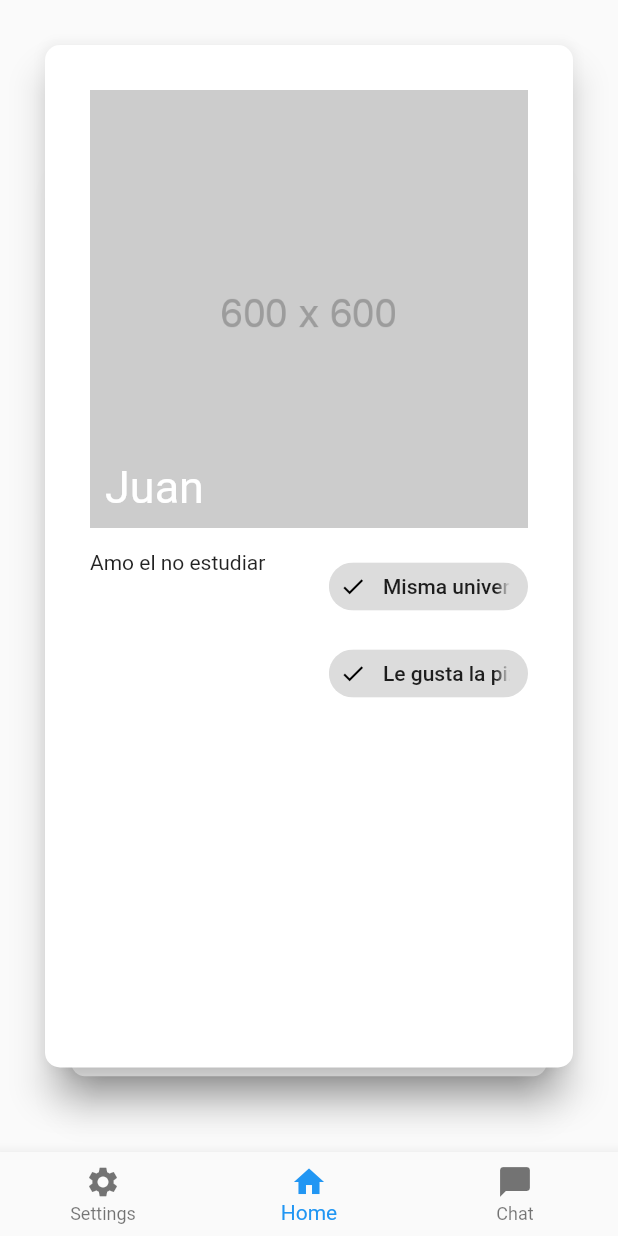
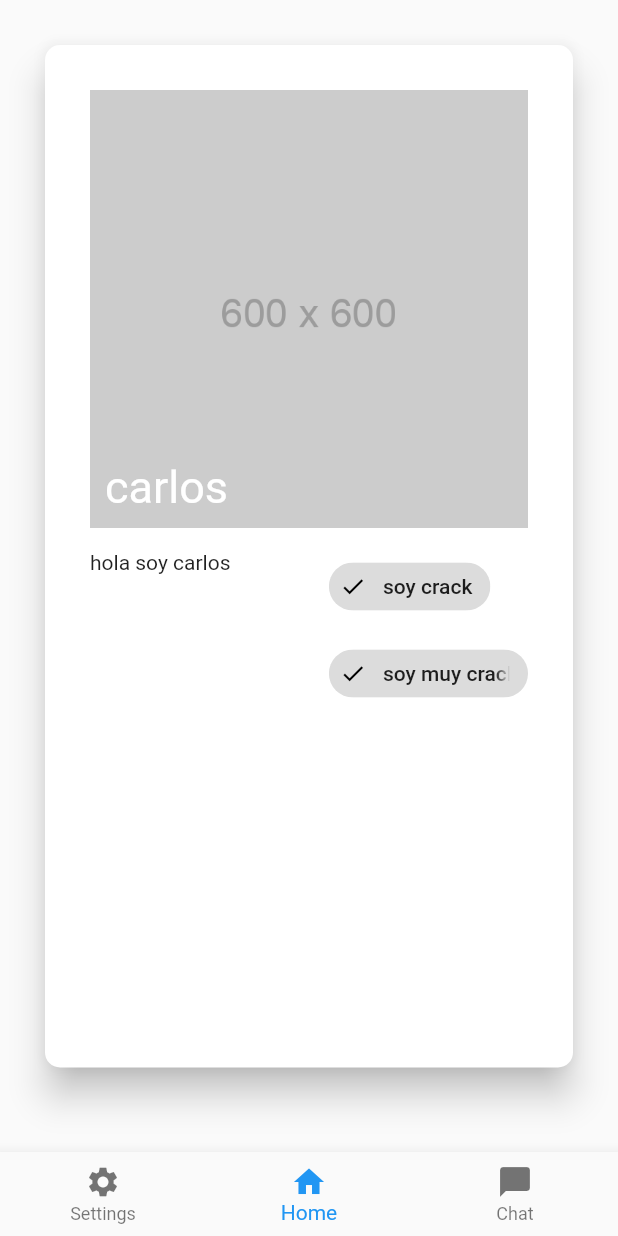
Before and after one commit to lucastarche/studdy-buddy, a Flutter app: the screen it shows after launch, on a phone screen of 412 x 824 dp. Run offline on Flutter 3.47's test engine with Material 2 defaults, Android fonts, the phone set to English and light mode, and no system bars; drawn by our look-alikes of appinio_swiper; our stand-ins replace firebase_core; accounts and stored records are empty.

Commit message:
updated home from app_state

```diff
--- a/lib/app_state.dart
+++ b/lib/app_state.dart
@@ -12,9 +12,7 @@
     backgroundImage: NetworkImage('https://via.placerholder/100x100'),
   );
   //Card Basic
-  final bigPhoto =
-      const Image(image: NetworkImage('http://via.placeholder/512x512'));
-
+  final bigPhoto = Image.asset("assets/600x600.png");
   late final List<ChatObject> chats;
   late final List<UserCardObject> cards;
   late final SettingsObject sobj;
--- a/lib/components/user_card.dart
+++ b/lib/components/user_card.dart
@@ -1,16 +1,9 @@
 import 'package:flutter/material.dart';
+import 'user_card_object.dart';
 
 class UserCard extends StatefulWidget {
-  final String name; //name of the person
-  final Image pfp; //profile picture
-  final String description; //description
-  final List prosArray; //array of common attributes
-  const UserCard(
-      {super.key,
-      required this.name,
-      required this.pfp,
-      required this.description,
-      required this.prosArray});
+  final UserCardObject cardBuilder;
+  const UserCard({super.key, required this.cardBuilder});
 
   @override
   State<UserCard> createState() => _UserCardState();
@@ -35,12 +28,16 @@
           padding: const EdgeInsets.all(30.0),
           child: Column(
             children: [
-              ImageAndName(style: style, name: widget.name, image: widget.pfp),
+              ImageAndName(
+                  style: style,
+                  name: widget.cardBuilder.name,
+                  image: widget.cardBuilder.pfp),
               const SizedBox(
                 height: 15,
               ),
               UserInformation(
-                  description: widget.description, prosArray: widget.prosArray)
+                  description: widget.cardBuilder.description,
+                  prosArray: widget.cardBuilder.prosArray)
             ],
           ),
         ),
--- a/lib/home/home.dart
+++ b/lib/home/home.dart
@@ -1,31 +1,21 @@
 import 'package:appinio_swiper/appinio_swiper.dart';
 import 'package:flutter/material.dart';
+import 'package:provider/provider.dart';
 import 'package:studdy_buddy/components/user_card.dart';
+import 'package:studdy_buddy/app_state.dart';
 
 import '../components/app_scaffold.dart';
 
+// ignore: must_be_immutable
 class HomePage extends StatelessWidget {
-  HomePage({
+  const HomePage({
     Key? key,
   }) : super(key: key);
 
-  List<Widget> cards = [
-    UserCard(
-      name: "Juan",
-      pfp: Image.asset("assets/600x600.png"),
-      description: "Amo el no estudiar",
-      prosArray: ["Misma universidad", "Le gusta la pizza"],
-    ),
-    UserCard(
-      name: "Pedro",
-      pfp: Image.asset("assets/600x600.png"),
-      description: "dale que se aprueba wacho",
-      prosArray: ["Vive a 3km", "Cursa algebra"],
-    ),
-  ];
-
   @override
   Widget build(BuildContext context) {
+    final state = Provider.of<AppState>(context);
+    final cards = state.cards;
     return AppScaffold(
       body: Column(
         crossAxisAlignment: CrossAxisAlignment.stretch,
@@ -38,7 +28,8 @@
                 width: 600.0,
                 child: AppinioSwiper(
                   loop: true,
-                  cardsBuilder: (context, index) => cards[index],
+                  cardsBuilder: (context, index) =>
+                      UserCard(cardBuilder: cards[index]),
                   cardsCount: cards.length,
                   swipeOptions: AppinioSwipeOptions.horizontal,
                 ),
--- a/lib/main.dart
+++ b/lib/main.dart
@@ -26,23 +26,7 @@
         initialRoute: Routes.home.name,
         routes: {
           Routes.home.name: (context) => HomePage(),
-          Routes.settings.name: (context) => const SettingsPage(
-                email: "ignacio@gmail.com",
-                username: "ignaciocanta",
-                profilePicture:
-                    NetworkImage("http://via.placeholder.com/64x64"),
-                subjects: [
-                  "Analisis 1",
-                  "Analisis 2",
-                  "Analsis 3",
-                  "Analisis 4",
-                  "Analisis 5"
-                ],
-                maxDistance: 4,
-                restrictByInstitution: false,
-                pushNotificationsEnabled: true,
-                emailNotificationsEnabled: true,
-              ),
+          Routes.settings.name: (context) => const SettingsPage(),
           Routes.chat.name: (context) => const ChatPage(),
         },
       ),
```
Also changed, not shown: lib/settings/chat_settings.dart (+10 -26 lines).
